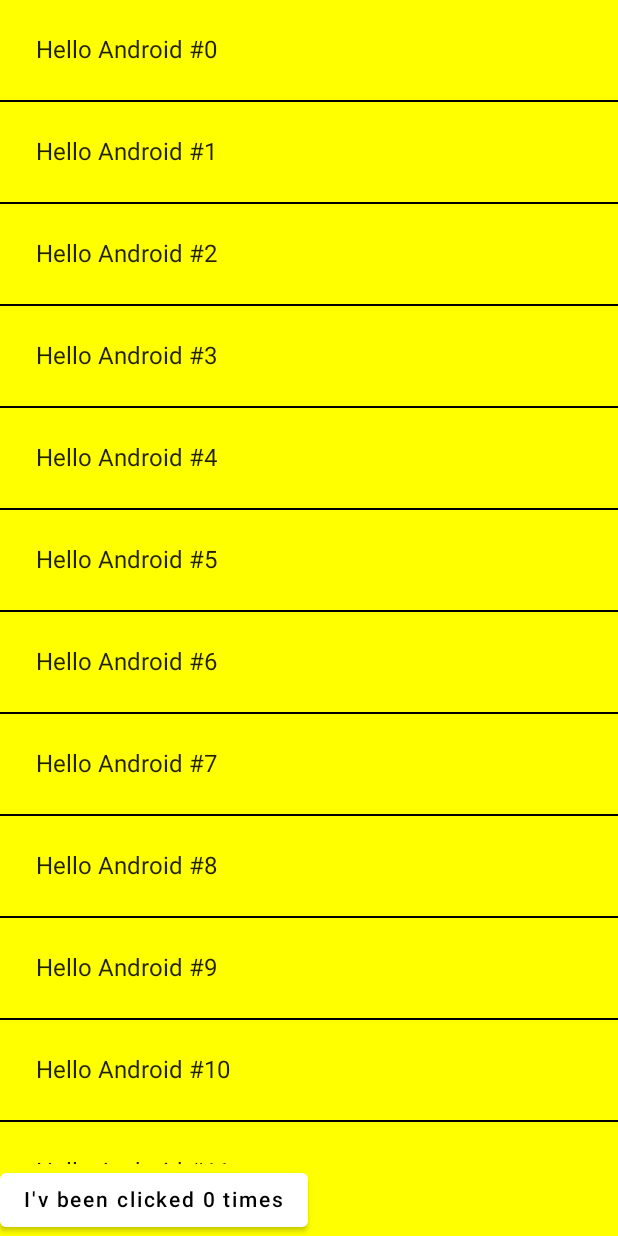
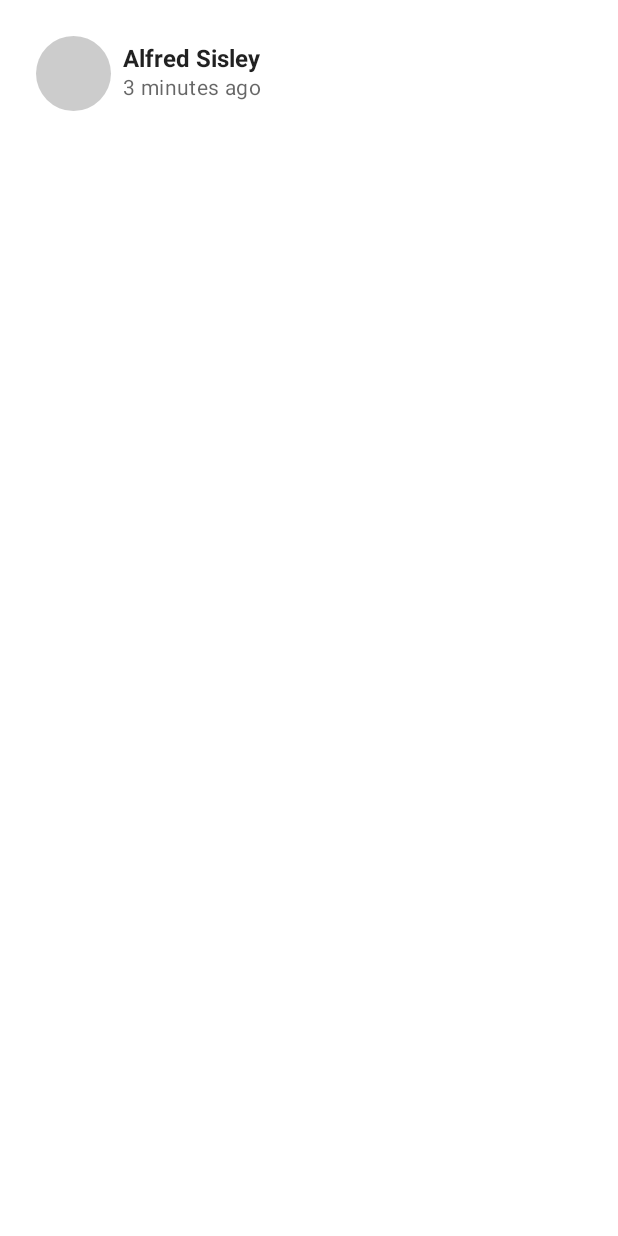
Before and after one commit to gudrmsglgl/JetpackComposeEx, an Android app built with Jetpack Compose: the screen it shows after launch (MainActivity), on a phone screen of 412 x 824 dp. Run offline under Robolectric (Android 15) with nearby library versions, the phone set to English and light mode, and no system bars.

Commit message:
feat(basic): Modifier order factory pattern

```diff
--- a/app/src/main/java/com/david/compose/MainActivity.kt
+++ b/app/src/main/java/com/david/compose/MainActivity.kt
@@ -8,112 +8,70 @@ import androidx.compose.foundation.clickable
 import androidx.compose.foundation.layout.*
 import androidx.compose.foundation.lazy.LazyColumn
 import androidx.compose.foundation.lazy.items
+import androidx.compose.foundation.shape.CircleShape
+import androidx.compose.foundation.shape.RoundedCornerShape
 import androidx.compose.material.*
-import androidx.compose.runtime.Composable
-import androidx.compose.runtime.mutableStateOf
-import androidx.compose.runtime.remember
+import androidx.compose.runtime.*
+import androidx.compose.ui.Alignment
 import androidx.compose.ui.Modifier
+import androidx.compose.ui.draw.clip
 import androidx.compose.ui.graphics.Color
 import androidx.compose.ui.tooling.preview.Preview
 import androidx.compose.ui.unit.dp
 import com.david.compose.ui.theme.ComposeExTheme
-import androidx.compose.runtime.setValue
-import androidx.compose.runtime.getValue
+import androidx.compose.ui.text.font.FontWeight
 
 class MainActivity : ComponentActivity() {
     override fun onCreate(savedInstanceState: Bundle?) {
         super.onCreate(savedInstanceState)
         setContent {
-            MyApp {
-                MyScreenContent()
+            ComposeExTheme {
+                val isClicked = remember { mutableStateOf(false) }
+                PhotographerCard(
+                    isClick = isClicked.value,
+                    onClicked = {
+                        isClicked.value = !isClicked.value
+                    }
+                )
             }
         }
     }
 }
 
 @Composable
-fun MyApp(content: @Composable () -> Unit) {
-    ComposeExTheme {
-        Surface(color = Color.Yellow) {
-            content.invoke()
-        }
+fun PhotographerCard(modifier: Modifier = Modifier, isClick: Boolean, onClicked: () -> Unit) {
+    Row(
+        modifier
+            .padding(8.dp)
+            .clip(RoundedCornerShape(4.dp))
+            .background(color = if (isClick) Color.Blue else Color.Transparent)
+            .clickable(onClick = onClicked)
+            .padding(16.dp)
+    ) {
+       Surface(
+           modifier = Modifier.size(50.dp),
+           shape = CircleShape,
+           color = MaterialTheme.colors.onSurface.copy(alpha = 0.2f)
+       ) {
+
+       }
+       Column(
+           modifier = Modifier
+               .padding(start = 8.dp)
+               .align(Alignment.CenterVertically)
+       ) {
+           Text("Alfred Sisley", fontWeight = FontWeight.Bold)
+           CompositionLocalProvider(LocalContentAlpha provides ContentAlpha.medium) {
+               Text("3 minutes ago", style = MaterialTheme.typography.body2)
+           }
+       }
     }
 }
 
+@Preview(showBackground = true)
 @Composable
-fun MyScreenContent(names: List<String> = List(1000) { "Hello Android #$it" }) {
-    val count = remember { mutableStateOf(0) }
-
-    Column(modifier = Modifier.fillMaxHeight()) {
-        NameList(names = names, modifier = Modifier.weight(1f))
-        Counter(
-            num = count.value,
-            updateNum = { newValue ->
-                count.value = newValue
-            }
-        )
-    }
+fun photographerCardPreview() {
+    /*ComposeExTheme {
+        PhotographerCard()
+    }*/
 }
-
-@Composable
-fun NameList(names: List<String>, modifier: Modifier = Modifier) {
-    LazyColumn(modifier = modifier) {
-        items(items = names) { name ->
-            Greeting(text = name)
-            Divider(color = Color.Black)
-        }
-    }
-}
-
-@Composable
-fun Greeting(text: String) {
-    var isSelected by remember { mutableStateOf(false) }
-    val backgroundColor by animateColorAsState(if(isSelected) Color.Red else Color.Transparent)
-
-    Text(
-        text = text,
-        modifier = Modifier
-            .padding(24.dp)
-            .background(color = backgroundColor)
-            .clickable { isSelected = !isSelected }
-    )
-}
-
-@Composable
-fun Greeting2(name: String) {
-    Text(
-        text = "Hello $name",
-        modifier = Modifier.padding(24.dp),
-        style = MaterialTheme.typography.h1
-    )
-}
-
-@Composable
-fun Counter(num: Int, updateNum: (Int) -> Unit) {
-    Button(
-        onClick = { updateNum(num+1) },
-        colors = ButtonDefaults.buttonColors(
-            backgroundColor = if (num > 5) Color.Green else Color.White
-        )
-    ) {
-       Text(text = "I'v been clicked $num times")
-    }
-}
-
-
-
-@Preview(showBackground = true, name = "MyApp_Preview")
-@Composable
-fun MyAppPreview() {
-    MyApp {
-        MyScreenContent()
-    }
-}
-
-@Preview(showBackground = true, name = "Greeting2_Preview")
-@Composable
-fun TextPreview() {
-    ComposeExTheme {
-        Greeting2(name = "android")
-    }
-}
```
